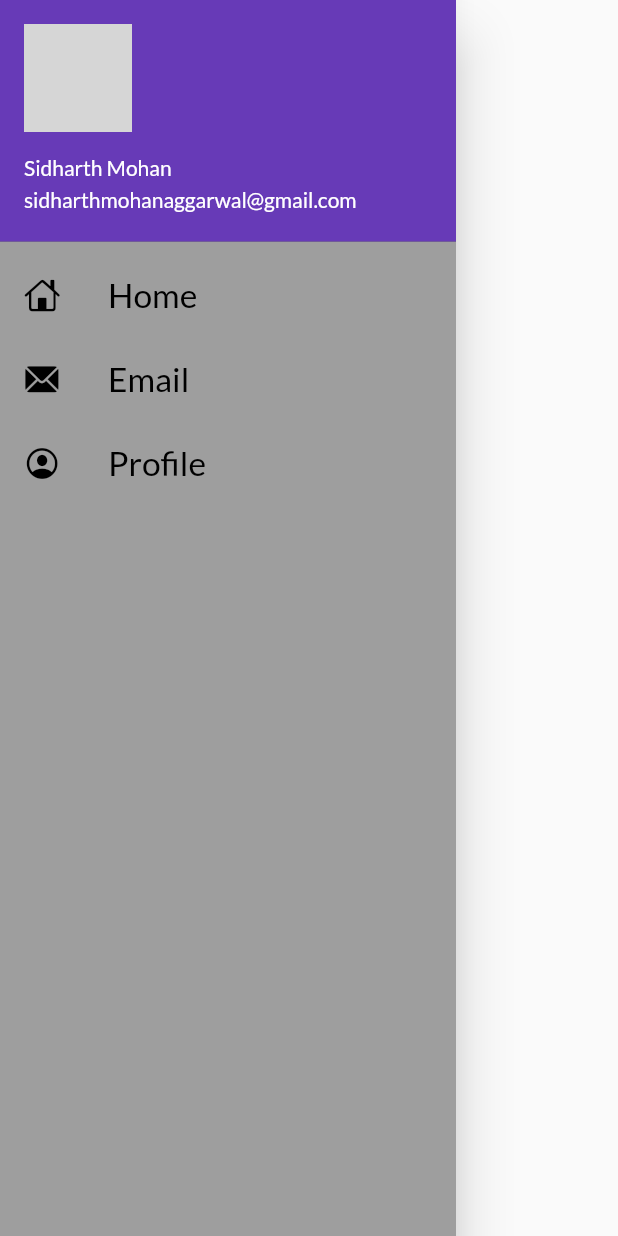
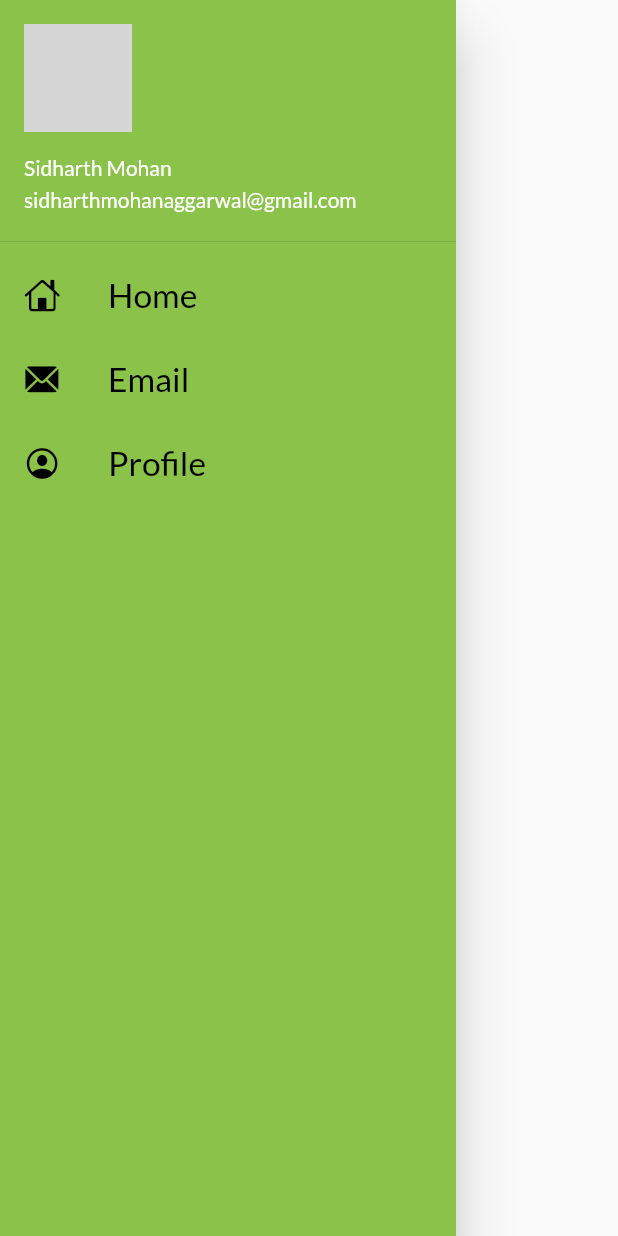
Before and after one commit to Sidmon101/Catalog_App, a Flutter app: the MyDrawer widget shown alone on an empty page, opened directly, on a phone screen of 412 x 824 dp. Run offline on Flutter 3.47's test engine with Material 2 defaults, Android fonts, the phone set to English and light mode, and no system bars; our stand-ins replace google_fonts; network calls fail; grey boxes are pictures that could not be loaded.

Commit message:
slight update

```diff
--- a/lib/widgets/drawer.dart
+++ b/lib/widgets/drawer.dart
@@ -8,7 +8,7 @@ class MyDrawer extends StatelessWidget {
         "https://th.bing.com/th/id/R.853c41a88a8cb41d10adfdb6754b9311?rik=cxgTESH8GRCrtA&riu=http%3a%2f%2fimg00.deviantart.net%2f743f%2fi%2f2010%2f083%2f6%2fc%2fdarth_vader_by_raikoh14.jpg&ehk=8zg5MBdeUHnX6uGTEyWuWPFZsRDE19lJ8tgVtAZMacA%3d&risl=&pid=ImgRaw&r=0";
     return Drawer(
       child: Container(
-        color: Colors.grey,
+        color: Colors.lightGreen,
         child: ListView(
           padding: EdgeInsets.zero,
           children: [
@@ -16,7 +16,7 @@ class MyDrawer extends StatelessWidget {
               padding: EdgeInsets.zero,
               child: UserAccountsDrawerHeader(
                 decoration: BoxDecoration(
-                  color: Colors.deepPurple,
+                  color: Colors.lightGreen,
                 ),
                 margin: EdgeInsets.zero,
                 accountName: Text("Sidharth Mohan"),
```
